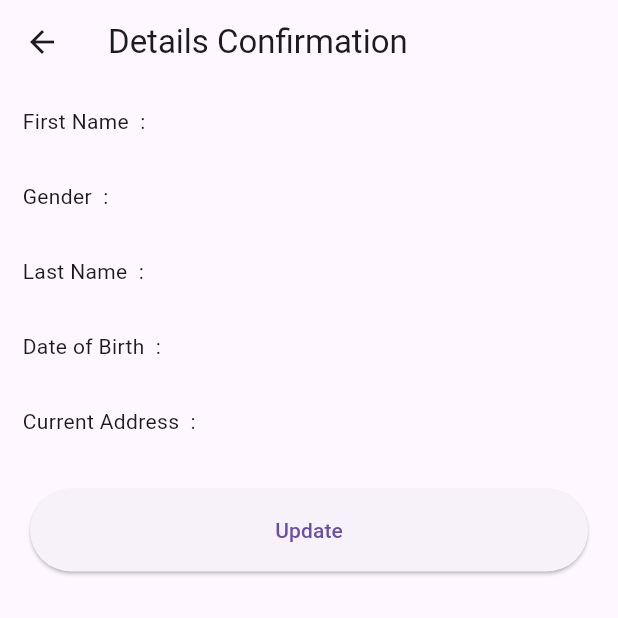
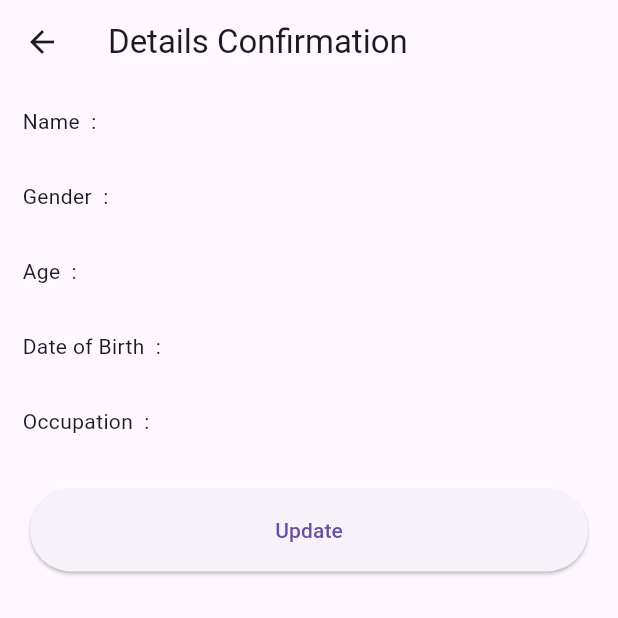
Before and after one commit to farihahadaina/detailsdb, a Flutter app: the screen it shows after launch, after a tap on "Add", on a phone screen of 412 x 824 dp, the top half of it. Run offline on Flutter 3.47's test engine with Material 3 defaults, Android fonts, the phone set to English and light mode, and no system bars; our stand-ins replace firebase_core, firebase_database; accounts and stored records are empty.

Commit message:
editdetails updated

```diff
--- a/detailsdb3/lib/inputscreen.dart
+++ b/detailsdb3/lib/inputscreen.dart
@@ -1,10 +1,8 @@
 //import 'package:firebase_core/firebase_core.dart';
 import 'package:firebase_database/firebase_database.dart';
 import 'package:flutter/material.dart';
-import 'main.dart';
 import 'user.dart';
 import 'routes.dart';
-import 'updatescreen.dart';
 
 class MyInputScreen extends StatefulWidget {
   const MyInputScreen({Key? key}) : super(key: key);
@@ -120,16 +118,23 @@ class _MyInputScreenState extends State<MyInputScreen> {
               'dob' : dobController.text,
               'occupation' : occupationController.text,
             };
-            Navigator.pushNamed(context, Routes.secondScreen,
-                            arguments: User(
-                                name: nameController.text,
-                                gender: genderController.text,
-                                age: ageController.text,
-                                dateOfBirth: dobController.text,
-                                occupation: occupationController.text));
 
-            dbRef.push().set(users);
-        },
+            DatabaseReference newRef = dbRef.push();
+            newRef.set(users);
+
+            Navigator.pushNamed(
+              context,
+              Routes.secondScreen,
+              arguments: User(
+                userKey: newRef.key!,
+                name: nameController.text,
+                gender: genderController.text,
+                age: ageController.text,
+                dateOfBirth: dobController.text,
+                occupation: occupationController.text,
+              ),
+            );
+          },
           child: const Text("Add", style: TextStyle(
           color: Colors.black,
           fontSize: 20,
--- a/detailsdb3/lib/main.dart
+++ b/detailsdb3/lib/main.dart
@@ -1,7 +1,7 @@
 import 'package:detailsdb/updatescreen.dart';
 import 'package:flutter/material.dart';
 import 'routes.dart';
-import 'first_screen.dart';
+// import 'first_screen.dart';
 import 'inputscreen.dart';
 import 'second_screen.dart';
 import 'package:firebase_core/firebase_core.dart';
--- a/detailsdb3/lib/second_screen.dart
+++ b/detailsdb3/lib/second_screen.dart
@@ -23,7 +23,7 @@ class _SecondScreenState extends State<SecondScreen> {
             Container(
               margin: const EdgeInsets.all(15),
               alignment: Alignment.centerLeft,
-              child: Text('First Name  : ${user.name}'),
+              child: Text('Name  : ${user.name}'),
             ),
             Container(
               alignment: Alignment.centerLeft,
@@ -33,7 +33,7 @@ class _SecondScreenState extends State<SecondScreen> {
             Container(
               alignment: Alignment.centerLeft,
               margin: const EdgeInsets.all(15),
-              child: Text('Last Name  : ${user.age}'),
+              child: Text('Age  : ${user.age}'),
             ),
             Container(
               alignment: Alignment.centerLeft,
@@ -43,7 +43,7 @@ class _SecondScreenState extends State<SecondScreen> {
             Container(
               alignment: Alignment.centerLeft,
               margin: const EdgeInsets.all(15),
-              child: Text('Current Address  : ${user.occupation}'),
+              child: Text('Occupation  : ${user.occupation}'),
             ),
             Container(
                 margin: const EdgeInsets.all(20),
@@ -51,7 +51,8 @@ class _SecondScreenState extends State<SecondScreen> {
                 height: 55,
                 child: ElevatedButton(
                   onPressed: () {
-                    Navigator.push(context, MaterialPageRoute(builder: (context) => const UpdateScreen()));
+                    // Navigator.push(context, MaterialPageRoute(builder: (context) => const UpdateScreen(userKey: user.userKey)));
+                    Navigator.push(context, MaterialPageRoute(builder: (context) => UpdateScreen(userKey: user.userKey)));
                   },
                   child: const Text('Update'),
                 )),
--- a/detailsdb3/lib/updatescreen.dart
+++ b/detailsdb3/lib/updatescreen.dart
@@ -1,7 +1,5 @@
-//import 'package:firebase_core/firebase_core.dart';
 import 'package:firebase_database/firebase_database.dart';
 import 'package:flutter/material.dart';
-import 'main.dart';
 import 'user.dart';
 import 'routes.dart';
 
@@ -136,6 +134,7 @@ class _MyUpdateScreenState extends State<UpdateScreen> {
             dbRef.child(widget.userKey).update(users).then((value) => {
             Navigator.pushNamed(context, Routes.secondScreen,
                             arguments: User(
+                                userKey: widget.userKey,
                                 name: nameController.text,
                                 gender: genderController.text,
                                 age: ageController.text,
--- a/detailsdb3/lib/user.dart
+++ b/detailsdb3/lib/user.dart
@@ -4,11 +4,13 @@ class User {
   String age;
   String dateOfBirth;
   String occupation;
+  String userKey;
 
   User(
       {required this.name,
       required this.gender,
       required this.age,
       required this.dateOfBirth,
-      required this.occupation});
+      required this.occupation,
+      required this.userKey});
 }
```
